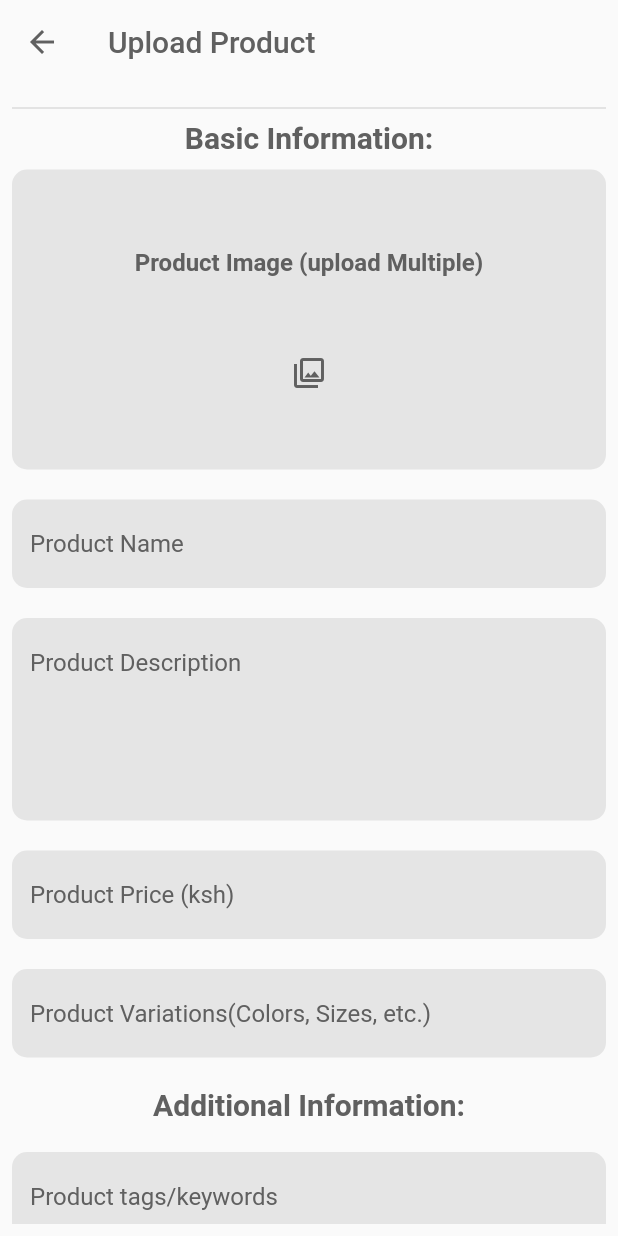
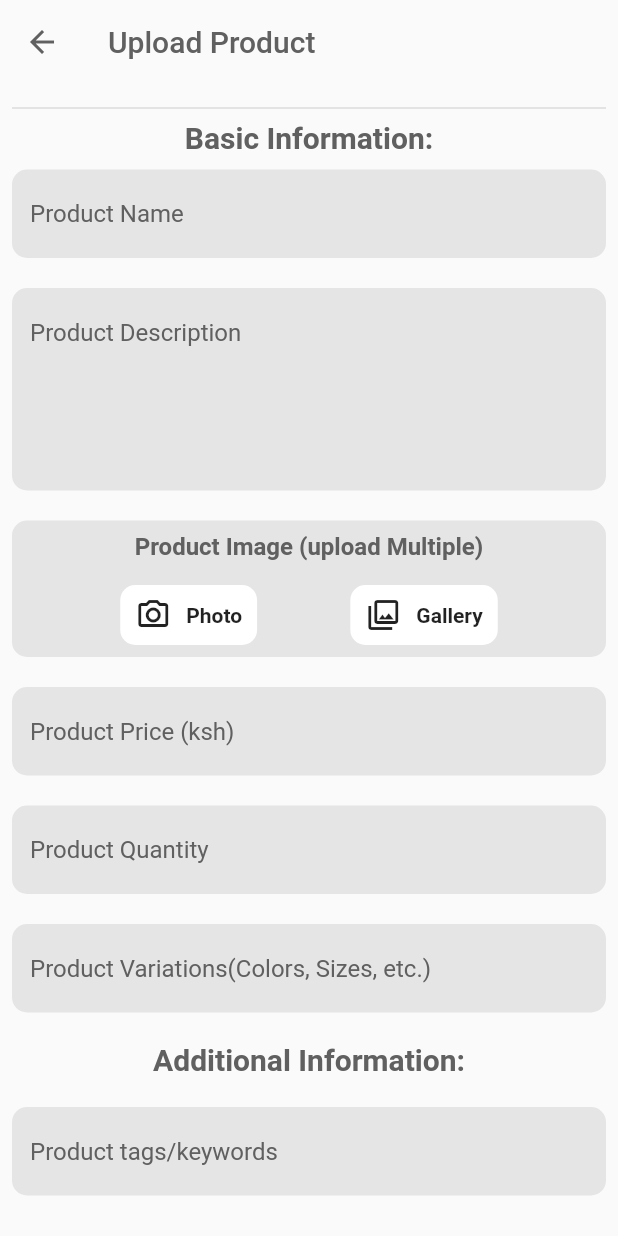
Before and after one commit to MyDaktari/MyDaktari-Mobile-App, a Flutter app: the UploadProductScreen screen opened by its route, on a phone screen of 412 x 824 dp. Run offline on Flutter 3.47's test engine with Material 2 defaults, Android fonts, the phone set to English and light mode, and no system bars; our stand-ins replace bloc, cached_network_image, calendar_date_picker2, date_field, dotted_border, equatable and 8 more; missing offline and left inert: flutter_phone_direct_caller, health; accounts and stored records are empty; project files that could hold a hidden picture were left out.

Commit message:
upload product ui updated

```diff
--- a/lib/bloc_providers.dart
+++ b/lib/bloc_providers.dart
@@ -1,4 +1,5 @@
 import 'package:flutter/material.dart';
+import 'package:my_daktari/logic/cubit/upload_product_data/upload_product_data_cubit.dart';
 import 'package:provider/single_child_widget.dart';
 import 'package:flutter_bloc/flutter_bloc.dart';
 import 'package:my_daktari/logic/bloc/client_bloc/book_appointment/book_appointment_bloc.dart';
@@ -135,6 +136,8 @@ List<SingleChildWidget> blocProviders({required BuildContext context}) {
             SymptomsBloc(symptomsRepository: SymptomsRepository())),
     //Cubits
     BlocProvider<ThemeCubit>(create: (context) => ThemeCubit()),
+    BlocProvider<UploadProductDataCubit>(
+        create: (context) => UploadProductDataCubit()),
     BlocProvider<BookingInfoCubit>(create: (context) => BookingInfoCubit()),
     BlocProvider<FileNameCubit>(create: (context) => FileNameCubit()),
     BlocProvider<ProfileViewCubit>(create: (context) => ProfileViewCubit()),
--- /dev/null
+++ b/lib/logic/cubit/upload_product_data/upload_product_data_cubit.dart
@@ -0,0 +1,65 @@
+import 'dart:io';
+
+import 'package:equatable/equatable.dart';
+import 'package:flutter_bloc/flutter_bloc.dart';
+
+part 'upload_product_data_state.dart';
+
+class UploadProductDataCubit extends Cubit<UploadProductDataState> {
+  UploadProductDataCubit()
+      : super(UploadProductDataState(
+          userId: '',
+          productName: '',
+          productDescription: '',
+          productCategory: '',
+          productPrice: '',
+          productVariations: '',
+          productTags: '',
+          productHighlights: '',
+          productSpecifications: '',
+          ShippingDetails: '',
+          imageFiles: [],
+        ));
+
+  void updateImageFiles({required List<File> imageFiles}) {
+    emit(state.copyWith(imageFiles: imageFiles));
+  }
+
+  void addImageFile({required File imageFile}) {
+    final List<File> imageFiles = List.from(state.imageFiles)..add(imageFile);
+    emit(state.copyWith(imageFiles: imageFiles));
+  }
+
+  void removeImageFile({required File imageFile}) {
+    final List<File> imageFiles = List.from(state.imageFiles)
+      ..remove(imageFile);
+    emit(state.copyWith(imageFiles: imageFiles));
+  }
+
+  void updateProductdata({
+    String? userId,
+    String? productName,
+    String? productDescription,
+    String? productCategory,
+    String? productPrice,
+    String? productVariations,
+    String? productTags,
+    String? productHighlights,
+    String? productSpecifications,
+    String? ShippingDetails,
+  }) {
+    emit(state.copyWith(
+      userId: userId ?? state.userId,
+      productName: productName ?? state.productName,
+      productDescription: productDescription ?? state.productDescription,
+      productCategory: productCategory ?? state.productCategory,
+      productPrice: productPrice ?? state.productPrice,
+      productVariations: productVariations ?? state.productVariations,
+      productTags: productTags ?? state.productTags,
+      productHighlights: productHighlights ?? state.productHighlights,
+      productSpecifications:
+          productSpecifications ?? state.productSpecifications,
+      ShippingDetails: ShippingDetails ?? state.ShippingDetails,
+    ));
+  }
+}
--- /dev/null
+++ b/lib/logic/cubit/upload_product_data/upload_product_data_state.dart
@@ -0,0 +1,73 @@
+part of 'upload_product_data_cubit.dart';
+
+class UploadProductDataState extends Equatable {
+  final String userId;
+  final String productName;
+  final String productDescription;
+  final String productCategory;
+  final String productPrice;
+  final String productVariations;
+  final String productTags;
+  final String productHighlights;
+  final String productSpecifications;
+  final String ShippingDetails;
+  final List<File> imageFiles;
+  UploadProductDataState({
+    required this.userId,
+    required this.productName,
+    required this.productDescription,
+    required this.productCategory,
+    required this.productPrice,
+    required this.productVariations,
+    required this.productTags,
+    required this.productHighlights,
+    required this.productSpecifications,
+    required this.ShippingDetails,
+    required this.imageFiles,
+  });
+
+  UploadProductDataState copyWith({
+    String? userId,
+    String? productName,
+    String? productDescription,
+    String? productCategory,
+    String? productPrice,
+    String? productVariations,
+    String? productTags,
+    String? productHighlights,
+    String? productSpecifications,
+    String? ShippingDetails,
+    List<File>? imageFiles,
+    int? currentStep,
+  }) {
+    return UploadProductDataState(
+      userId: userId ?? this.userId,
+      productName: productName ?? this.productName,
+      productDescription: productDescription ?? this.productDescription,
+      productCategory: productCategory ?? this.productCategory,
+      productPrice: productPrice ?? this.productPrice,
+      productVariations: productVariations ?? this.productVariations,
+      productTags: productTags ?? this.productTags,
+      productHighlights: productHighlights ?? this.productHighlights,
+      productSpecifications:
+          productSpecifications ?? this.productSpecifications,
+      ShippingDetails: ShippingDetails ?? this.ShippingDetails,
+      imageFiles: imageFiles ?? this.imageFiles,
+    );
+  }
+
+  @override
+  List<Object?> get props => [
+        userId,
+        productName,
+        productDescription,
+        productCategory,
+        productPrice,
+        productVariations,
+        productTags,
+        productHighlights,
+        productSpecifications,
+        ShippingDetails,
+        imageFiles,
+      ];
+}
--- a/lib/presentations/supplier_side/add_product/upload_product_screen.dart
+++ b/lib/presentations/supplier_side/add_product/upload_product_screen.dart
@@ -31,10 +31,11 @@ class UploadProductScreen extends StatelessWidget {
                         color: AppColor.blackText,
                         fontSize: 20,
                         fontWeight: FontWeight.bold)),
-                UploadProductImages(),
                 CustomTextField(hintText: 'Product Name'),
                 MultiLineTextField(hintText: 'Product Description'),
-                CustomTextField(hintText: 'Product Price (ksh)'),
+                UploadProductImages(),
+                CustomTextField(hintText: 'Product Price (ksh)', number: true),
+                CustomTextField(hintText: 'Product Quantity', number: true),
                 CustomTextField(
                     hintText: 'Product Variations(Colors, Sizes, etc.)'),
                 SizedBox(height: 10),
@@ -53,6 +54,40 @@ class UploadProductScreen extends StatelessWidget {
                 MultiLineTextField(
                     hintText:
                         'Shipping Information (shipping methods, delivery times, and associated costs)'),
+                SizedBox(height: 10),
+                Row(
+                  children: [
+                    Expanded(
+                      child: ElevatedButton(
+                        onPressed: () {},
+                        child:
+                            Text('Cancel', style: TextStyle(color: Colors.red)),
+                        style: ElevatedButton.styleFrom(
+                          backgroundColor: Colors.white,
+                          fixedSize: Size(50, 50),
+                          shape: RoundedRectangleBorder(
+                              borderRadius: BorderRadius.circular(10),
+                              side: BorderSide(color: Colors.red)),
+                        ),
+                      ),
+                    ),
+                    SizedBox(width: 10),
+                    Expanded(
+                      child: ElevatedButton(
+                        onPressed: () {},
+                        child: Text('Submit'),
+                        style: ElevatedButton.styleFrom(
+                          fixedSize: Size(50, 50),
+                          backgroundColor: AppColor.primaryColor,
+                          shape: RoundedRectangleBorder(
+                            borderRadius: BorderRadius.circular(10),
+                          ),
+                        ),
+                      ),
+                    ),
+                  ],
+                ),
+                SizedBox(height: 20)
               ],
             ),
           ),
--- a/lib/presentations/supplier_side/add_product/widget/custom_textfield.dart
+++ b/lib/presentations/supplier_side/add_product/widget/custom_textfield.dart
@@ -3,8 +3,10 @@ import 'package:flutter/material.dart';
 import '../../../../constants/colors.dart';
 
 class CustomTextField extends StatelessWidget {
-  const CustomTextField({super.key, required this.hintText});
+  const CustomTextField(
+      {super.key, required this.hintText, this.number = false});
   final String hintText;
+  final bool number;
 
   @override
   Widget build(BuildContext context) {
@@ -13,6 +15,7 @@ class CustomTextField extends StatelessWidget {
       decoration: BoxDecoration(
           borderRadius: BorderRadius.circular(10), color: AppColor.lightGrey),
       child: TextField(
+        keyboardType: number ? TextInputType.number : TextInputType.text,
         decoration: InputDecoration(
             hintText: hintText,
             fillColor: AppColor.lightGrey,
--- /dev/null
+++ b/lib/presentations/supplier_side/add_product/widget/select_image_button.dart
@@ -0,0 +1,36 @@
+import 'package:flutter/material.dart';
+
+class UploadButton extends StatelessWidget {
+  const UploadButton({
+    super.key,
+    required this.onPressed,
+    required this.title,
+    this.isCamera = false,
+  });
+  final String title;
+  final VoidCallback onPressed;
+  final bool isCamera;
+
+  @override
+  Widget build(BuildContext context) {
+    return GestureDetector(
+      onTap: onPressed,
+      child: Container(
+        height: 40,
+        padding: const EdgeInsets.symmetric(horizontal: 10),
+        decoration: BoxDecoration(
+            borderRadius: BorderRadius.circular(10), color: Colors.white),
+        child: Row(
+          mainAxisAlignment: MainAxisAlignment.center,
+          children: [
+            Icon(isCamera
+                ? Icons.camera_alt_outlined
+                : Icons.photo_library_outlined),
+            const SizedBox(width: 10),
+            Text(title, style: const TextStyle(fontWeight: FontWeight.w600))
+          ],
+        ),
+      ),
+    );
+  }
+}
--- a/lib/presentations/supplier_side/add_product/widget/upload_images.dart
+++ b/lib/presentations/supplier_side/add_product/widget/upload_images.dart
@@ -1,6 +1,13 @@
+import 'dart:io';
+
 import 'package:flutter/material.dart';
+import 'package:flutter_bloc/flutter_bloc.dart';
+import 'package:image_picker/image_picker.dart';
+import 'package:my_daktari/logic/cubit/upload_product_data/upload_product_data_cubit.dart';
 
 import '../../../../constants/colors.dart';
+import '../../../widgets/scroll_behavior.dart';
+import 'select_image_button.dart';
 
 class UploadProductImages extends StatelessWidget {
   const UploadProductImages({
@@ -9,8 +16,17 @@ class UploadProductImages extends StatelessWidget {
 
   @override
   Widget build(BuildContext context) {
+    UploadProductDataCubit uploadDataCubit =
+        context.watch<UploadProductDataCubit>();
+    Future<void> _pickImage({required ImageSource source}) async {
+      final pickedImage = await ImagePicker().pickImage(source: source);
+      if (pickedImage != null) {
+        uploadDataCubit.addImageFile(imageFile: File(pickedImage.path));
+      }
+    }
+
     return Container(
-      height: 200,
+      //height: 200,
       width: double.infinity,
       margin: EdgeInsets.symmetric(vertical: 10),
       decoration: BoxDecoration(
@@ -19,14 +35,78 @@ class UploadProductImages extends StatelessWidget {
         child: Column(
           mainAxisAlignment: MainAxisAlignment.spaceEvenly,
           children: [
-            Text(
-              'Product Image (upload Multiple)',
-              style: TextStyle(
-                  color: AppColor.blackText,
-                  fontWeight: FontWeight.w600,
-                  fontSize: 16),
+            Padding(
+                padding: const EdgeInsets.all(8.0),
+                child: Text('Product Image (upload Multiple)',
+                    style: TextStyle(
+                        color: AppColor.blackText,
+                        fontWeight: FontWeight.w700,
+                        fontSize: 16))),
+            BlocBuilder<UploadProductDataCubit, UploadProductDataState>(
+              builder: (context, state) {
+                return Visibility(
+                  visible: state.imageFiles.isNotEmpty,
+                  child: SizedBox(
+                    height: MediaQuery.of(context).size.height * .2,
+                    child: ScrollConfiguration(
+                      behavior: MyBehavior(),
+                      child: GridView.builder(
+                        gridDelegate:
+                            const SliverGridDelegateWithFixedCrossAxisCount(
+                                crossAxisCount: 3, childAspectRatio: 1),
+                        itemCount: state.imageFiles.length,
+                        itemBuilder: (context, index) {
+                          return Container(
+                            margin: const EdgeInsets.all(5),
+                            height: 120,
+                            width: 120,
+                            child: Stack(
+                              alignment: AlignmentDirectional.center,
+                              children: [
+                                ClipRRect(
+                                    borderRadius: BorderRadius.circular(10),
+                                    child: Image.file(state.imageFiles[index],
+                                        fit: BoxFit.cover,
+                                        height: 120,
+                                        width: 120)),
+                                Positioned(
+                                  top: 0,
+                                  right: 0,
+                                  child: GestureDetector(
+                                    child: const Icon(
+                                        Icons.remove_circle_outlined,
+                                        color: Colors.red),
+                                    onTap: () =>
+                                        uploadDataCubit.removeImageFile(
+                                            imageFile: state.imageFiles[index]),
+                                  ),
+                                ),
+                              ],
+                            ),
+                          );
+                        },
+                      ),
+                    ),
+                  ),
+                );
+              },
             ),
-            Icon(Icons.photo_library_outlined, color: AppColor.blackText),
+            Padding(
+              padding:
+                  const EdgeInsets.symmetric(vertical: 8.0, horizontal: 10),
+              child: Row(
+                mainAxisAlignment: MainAxisAlignment.spaceEvenly,
+                children: [
+                  UploadButton(
+                      title: 'Photo',
+                      isCamera: true,
+                      onPressed: () => _pickImage(source: ImageSource.camera)),
+                  UploadButton(
+                      title: 'Gallery',
+                      onPressed: () => _pickImage(source: ImageSource.gallery)),
+                ],
+              ),
+            ),
           ],
         ),
       ),
```
